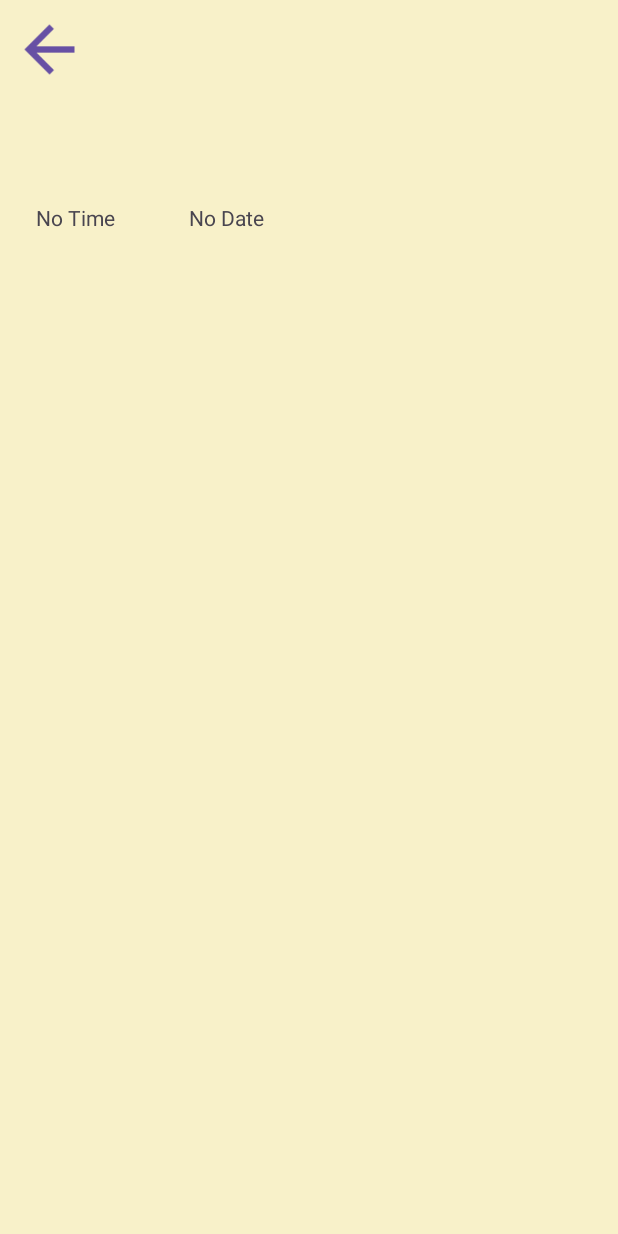
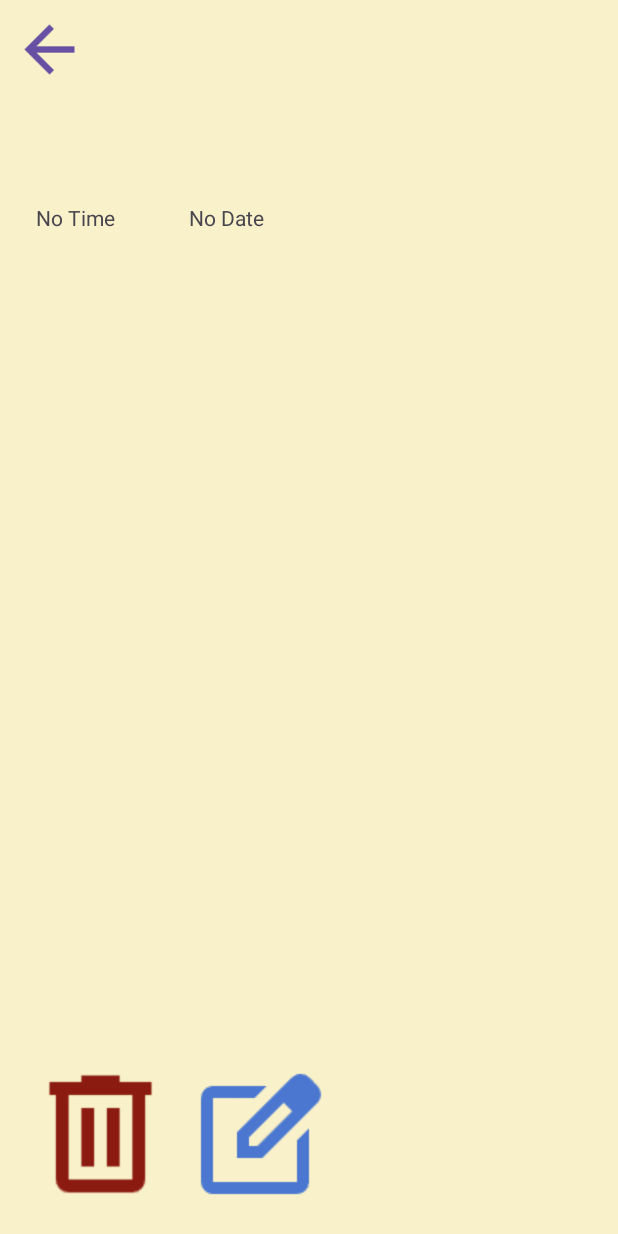
Before and after one commit to nojusbr/Travelta, an Android app: the FullPlan screen opened directly, with no data from a screen before it, on a phone screen of 412 x 824 dp. Before the commit the screen is almost empty. Run offline under Robolectric (Android 15) with nearby library versions, the light colour scheme and no system bars.

Commit message:
Even more additions
[UI]
-Going back and forth with the decision to do 1 or 2 columns on plans. Had set on 1 column for some time.
-Now plan in the main menu displays the description of it.

[Functionality]
-Implemented the deleting of plans.

Version 0.10
2025-01-29

```diff
--- a/app/src/main/java/com/example/travel_organiser/PlanCreator.kt
+++ b/app/src/main/java/com/example/travel_organiser/PlanCreator.kt
@@ -161,6 +161,7 @@ class PlanCreator : AppCompatActivity() {
         val sharedPref = getSharedPreferences("Plans", Context.MODE_PRIVATE)
         val editor = sharedPref.edit()
 
+        // Retrieve the current list of plans (defaulting to an empty list if none exists)
         val plansListJson = sharedPref.getString("plansList", "[]") ?: "[]"
         val gson = Gson()
         val listType = object : TypeToken<MutableList<Plan>>() {}.type
@@ -168,16 +169,17 @@ class PlanCreator : AppCompatActivity() {
 
         plansList.add(plan)
 
+        // Convert the updated list to JSON and save it back
         val updatedPlansListJson = gson.toJson(plansList)
         editor.putString("plansList", updatedPlansListJson)
         editor.apply()
 
-        // Return the updated plans list to MainMenu
         val resultIntent = Intent()
         resultIntent.putExtra("updatedPlansList", updatedPlansListJson)
         setResult(RESULT_OK, resultIntent)
         finish()
     }
+
 
     override fun onTouchEvent(event: MotionEvent): Boolean {
         if (event.action == MotionEvent.ACTION_DOWN) {
--- a/app/src/main/res/layout/activity_full_plan.xml
+++ b/app/src/main/res/layout/activity_full_plan.xml
@@ -22,7 +22,7 @@
 
     <TextView
         android:id="@+id/title_tv"
-        android:layout_width="378dp"
+        android:layout_width="360dp"
         android:layout_height="51dp"
         android:layout_marginStart="24dp"
         android:layout_marginTop="72dp"
@@ -95,4 +95,24 @@
         app:layout_constraintStart_toStartOf="parent"
         app:layout_constraintTop_toBottomOf="@+id/title_tv" />
 
+    <androidx.appcompat.widget.AppCompatButton
+        android:id="@+id/del_btn"
+        android:layout_width="102dp"
+        android:layout_height="104dp"
+        android:layout_marginStart="16dp"
+        android:layout_marginBottom="16dp"
+        android:background="@drawable/delete"
+        app:layout_constraintBottom_toBottomOf="parent"
+        app:layout_constraintStart_toStartOf="parent" />
+
+    <androidx.appcompat.widget.AppCompatButton
+        android:id="@+id/edit_btn"
+        android:layout_width="wrap_content"
+        android:layout_height="wrap_content"
+        android:layout_marginStart="4dp"
+        android:layout_marginBottom="16dp"
+        android:background="@drawable/edit_square"
+        app:layout_constraintBottom_toBottomOf="parent"
+        app:layout_constraintStart_toEndOf="@+id/del_btn" />
+
 </androidx.constraintlayout.widget.ConstraintLayout>
--- a/app/src/main/res/values/dimens.xml
+++ b/app/src/main/res/values/dimens.xml
@@ -5,6 +5,6 @@
     <dimen name="button_padding">20dp</dimen>
     <dimen name="card_padding">20dp</dimen>
     <dimen name="card_text_size">14sp</dimen>
-    <dimen name="item_spacing">16dp</dimen>
+    <dimen name="item_spacing">8dp</dimen>
     <dimen name="min_card_width">150dp</dimen>
 </resources>
```
Also changed, not shown: app/src/main/java/com/example/travel_organiser/FullPlan.kt (+60 -0 lines), app/src/main/java/com/example/travel_organiser/ItemSpacingDecoration.kt (+17 -5 lines), app/src/main/java/com/example/travel_organiser/MainMenu.kt (+8 -20 lines), app/src/main/java/com/example/travel_organiser/PlansAdapter.kt (+11 -15 lines), app/src/main/res/layout/activity_main_menu.xml (+13 -8 lines), app/src/main/res/layout/plan_item.xml (+17 -19 lines), app/src/main/res/drawable/delete.png (added), app/src/main/res/drawable/edit_square.png (added).
